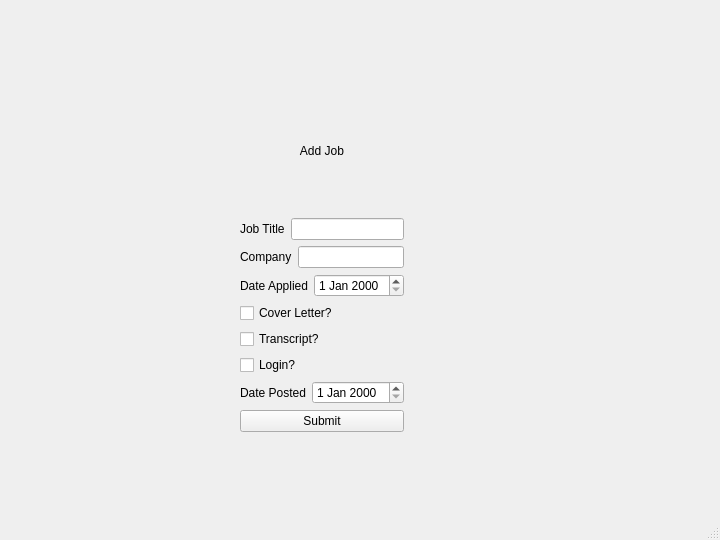
Above: mainwindow.ui from frenchcokes/Job-Tracker before the change. Below: the same form after it.
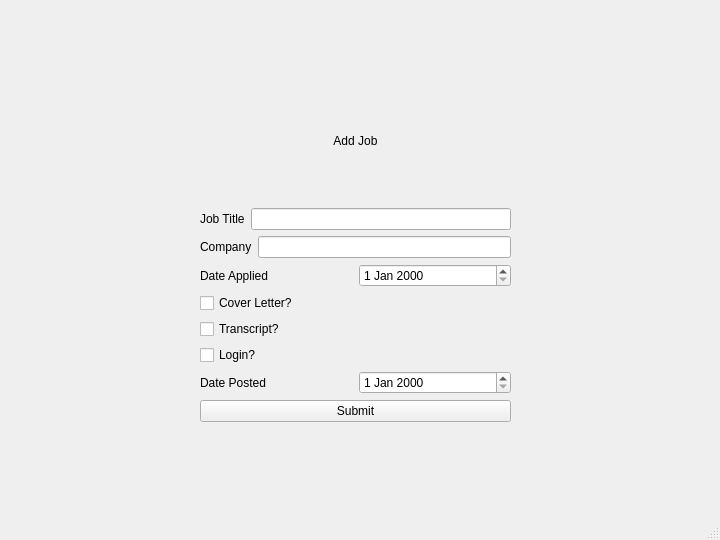
That is the form after the change.

Patch:
```diff
--- a/mainwindow.ui
+++ b/mainwindow.ui
@@ -17,9 +17,9 @@
    <widget class="QWidget" name="verticalLayoutWidget">
     <property name="geometry">
      <rect>
-      <x>240</x>
-      <y>90</y>
-      <width>164</width>
+      <x>200</x>
+      <y>80</y>
+      <width>311</width>
       <height>342</height>
      </rect>
     </property>
```
Left out of the diff: 8 changed lines with no effect on the pictures.
